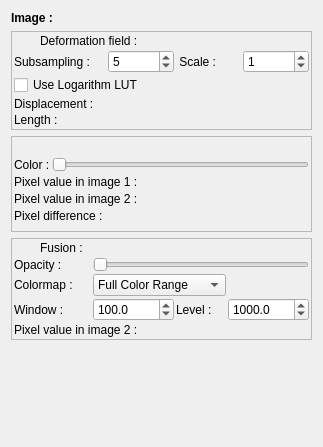
This is vv/qt_ui/vvOverlayPanel.ui in open-vv/vv as Qt 5 draws it before an edit. The edited form follows.
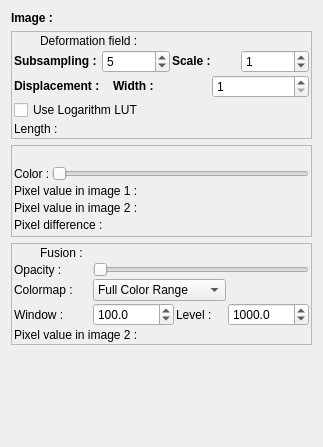
This is the edited form. Icons and pictures are not drawn.

Commit message: allow the user to change the width of VF arrows

What changed in the file:
```diff
--- a/vv/qt_ui/vvOverlayPanel.ui
+++ b/vv/qt_ui/vvOverlayPanel.ui
@@ -53,14 +53,16 @@
      <property name="frameShadow">
       <enum>QFrame::Raised</enum>
      </property>
-     <layout class="QGridLayout">
-      <property name="margin">
-       <number>2</number>
-      </property>
+     <layout class="QVBoxLayout" name="verticalLayout_2">
       <property name="spacing">
        <number>2</number>
       </property>
-      <item row="0" column="0">
+      <property name="margin">
+       <number>2</number>
+      </property>
+      <item>
+       <layout class="QHBoxLayout" name="horizontalLayout_2">
+        <item>
        <widget class="QLabel" name="label_4">
         <property name="maximumSize">
          <size>
@@ -79,7 +81,7 @@
         </property>
        </widget>
       </item>
-      <item row="0" column="1" colspan="4">
+        <item>
        <widget class="QLabel" name="vectorFieldNameLabel">
         <property name="sizePolicy">
          <sizepolicy hsizetype="Preferred" vsizetype="Fixed">
@@ -92,14 +94,18 @@
         </property>
        </widget>
       </item>
-      <item row="1" column="0" colspan="2">
+       </layout>
+      </item>
+      <item>
+       <layout class="QHBoxLayout" name="horizontalLayout">
+        <item>
        <widget class="QLabel" name="label_2">
         <property name="text">
-         <string>Subsampling : </string>
+           <string>&lt;b&gt;Subsampling : &lt;/b&gt;</string>
         </property>
        </widget>
       </item>
-      <item row="1" column="2">
+        <item>
        <widget class="QSpinBox" name="subSamplingSpinBox">
         <property name="minimum">
          <number>1</number>
@@ -109,21 +115,25 @@
         </property>
        </widget>
       </item>
-      <item row="1" column="3">
+        <item>
        <widget class="QLabel" name="label_3">
         <property name="text">
-         <string> Scale : </string>
+           <string>&lt;b&gt; Scale : &lt;/b&gt;</string>
         </property>
        </widget>
       </item>
-      <item row="1" column="4">
+        <item>
        <widget class="QSpinBox" name="scaleSpinBox">
         <property name="value">
          <number>1</number>
         </property>
        </widget>
       </item>
-      <item row="3" column="0" colspan="5">
+       </layout>
+      </item>
+      <item>
+       <layout class="QHBoxLayout" name="horizontalLayout_3">
+        <item>
        <widget class="QLabel" name="coordinatesLabel">
         <property name="sizePolicy">
          <sizepolicy hsizetype="Preferred" vsizetype="Fixed">
@@ -132,30 +142,55 @@
          </sizepolicy>
         </property>
         <property name="text">
-         <string>Displacement :</string>
+           <string>&lt;b&gt;Displacement :&lt;/b&gt;</string>
         </property>
        </widget>
       </item>
-      <item row="4" column="0" colspan="5">
-       <widget class="QLabel" name="normLabel">
-        <property name="sizePolicy">
-         <sizepolicy hsizetype="Preferred" vsizetype="Fixed">
-          <horstretch>0</horstretch>
-          <verstretch>0</verstretch>
-         </sizepolicy>
-        </property>
+        <item>
+         <widget class="QLabel" name="label_9">
         <property name="text">
-         <string>Length :</string>
+           <string>&lt;b&gt;Width : &lt;/b&gt;</string>
         </property>
        </widget>
       </item>
-      <item row="2" column="0" colspan="5">
+        <item>
+         <widget class="QSpinBox" name="vfWidthSpinBox">
+          <property name="minimum">
+           <number>1</number>
+          </property>
+          <property name="maximum">
+           <number>10</number>
+          </property>
+          <property name="singleStep">
+           <number>1</number>
+          </property>
+          <property name="value">
+           <number>1</number>
+          </property>
+         </widget>
+        </item>
+       </layout>
+      </item>
+      <item>
        <widget class="QCheckBox" name="lutCheckBox">
         <property name="text">
          <string>Use Logarithm LUT</string>
         </property>
        </widget>
       </item>
+      <item>
+       <widget class="QLabel" name="normLabel">
+        <property name="sizePolicy">
+         <sizepolicy hsizetype="Preferred" vsizetype="Fixed">
+          <horstretch>0</horstretch>
+          <verstretch>0</verstretch>
+         </sizepolicy>
+        </property>
+        <property name="text">
+         <string>Length :</string>
+        </property>
+       </widget>
+      </item>
      </layout>
     </widget>
    </item>
```
Left out of the diff: 1 changed line with no effect on the pictures. Lines whose indentation alone changed are shown as unchanged. The commit also changes 6 other files.
